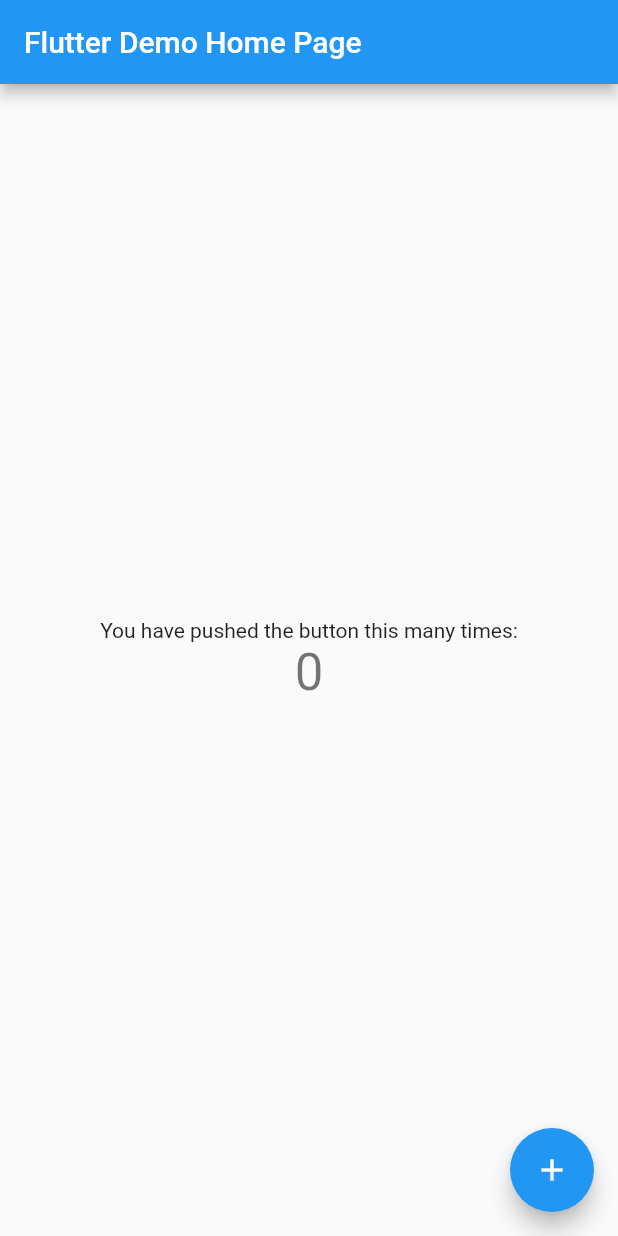
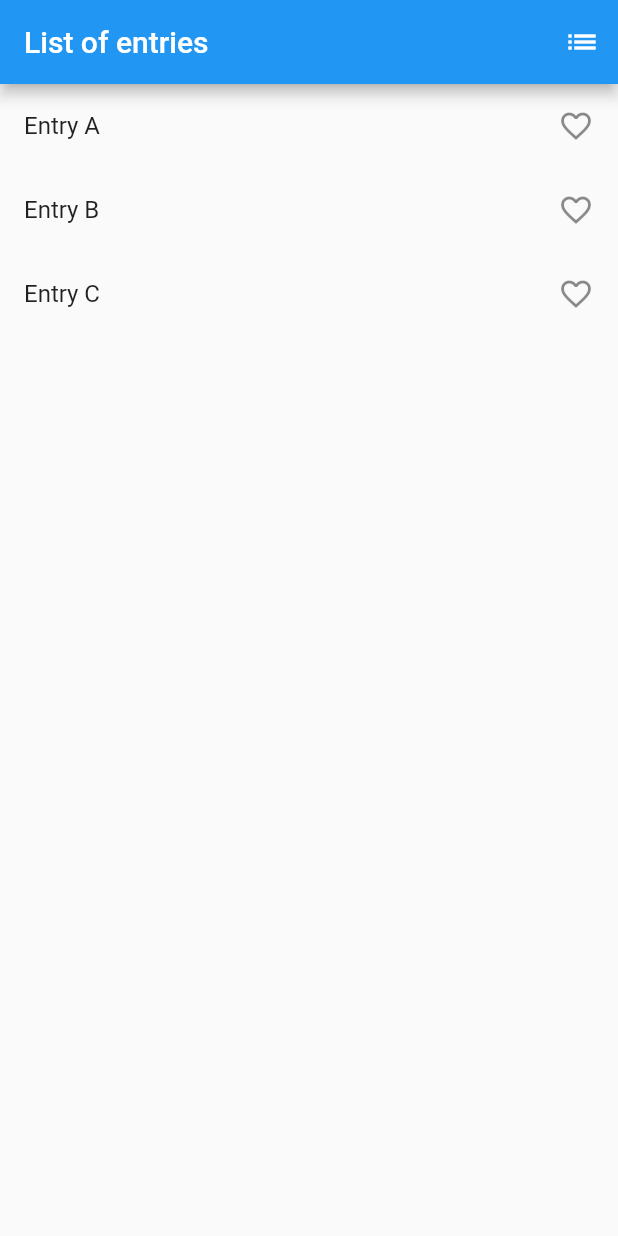
Before and after one commit to Mariam2waleed/Coffee, a Flutter app: the screen it shows after launch, on a phone screen of 412 x 824 dp. Run offline on Flutter 3.47's test engine with Material 2 defaults, Android fonts, the phone set to English and light mode, and no system bars.

Commit message:
coffee 1

```diff
--- /dev/null
+++ b/lib/Home.dart
@@ -0,0 +1,74 @@
+import 'package:flutter/material.dart';
+import 'favourite.dart';
+
+class Home extends StatefulWidget {
+  //const Home({Key? key}) : super(key: key);
+  @override
+  State<Home> createState() => _HomeState();
+}
+
+class _HomeState extends State<Home> {
+  List<String> entries = <String>['A', 'B', 'C'];
+  List saved = <String>[];
+
+  @override
+  Widget build(BuildContext context) {
+    return Scaffold(
+      appBar: AppBar(
+        title: Text('List of entries'),
+        actions: [
+          IconButton(
+              onPressed: () {
+                pushSaved();
+              },
+              icon: Icon(Icons.list)),
+        ],
+      ),
+      //2.build list & Add item to list
+      body: ListView.builder(
+        itemCount: entries.length,
+        itemBuilder: (context, index) => builtFavouriteItem(entries[index]),
+      ),
+    );
+  }
+
+// 1- Build the item
+  Widget builtFavouriteItem(String word) {
+    final alreadySaved = saved.contains(word);
+    return ListTile(
+      title: Text('Entry ${word}'),
+      trailing: Icon(
+        alreadySaved ? Icons.favorite : Icons.favorite_border,
+        color: alreadySaved ? Colors.red : null,
+      ),
+      onTap: () {
+        setState(() {
+          // Remove the entry from the saved list
+          if (alreadySaved) {
+            saved.remove(word);
+          } else {
+            // Add the entry to the saved list
+            saved.add(word);
+          }
+        });
+      },
+    );
+  }
+
+  // Navigate to a page containing the saved entries
+  void pushSaved() {
+    if (saved.isNotEmpty) {
+      var savedList = saved.toList();
+      Navigator.of(context).push(
+        MaterialPageRoute(
+          //return the favourite page
+          builder: (context) => favourite(savedList: savedList),
+        ),
+      );
+    } else {
+      ScaffoldMessenger.of(context).showSnackBar(
+          SnackBar(content: Text("No selected entries"),)
+      );
+    }
+  }
+}
--- a/lib/main.dart
+++ b/lib/main.dart
@@ -1,115 +1,18 @@
 import 'package:flutter/material.dart';
+import 'Home.dart';
 
-void main() {
-  runApp(const MyApp());
+void main()
+{
+  runApp(MyApp());
 }
 
 class MyApp extends StatelessWidget {
-  const MyApp({Key? key}) : super(key: key);
-
-  // This widget is the root of your application.
+  // 1- constructor 2- init state 3- build
   @override
   Widget build(BuildContext context) {
     return MaterialApp(
-      title: 'Flutter Demo',
-      theme: ThemeData(
-        // This is the theme of your application.
-        //
-        // Try running your application with "flutter run". You'll see the
-        // application has a blue toolbar. Then, without quitting the app, try
-        // changing the primarySwatch below to Colors.green and then invoke
-        // "hot reload" (press "r" in the console where you ran "flutter run",
-        // or simply save your changes to "hot reload" in a Flutter IDE).
-        // Notice that the counter didn't reset back to zero; the application
-        // is not restarted.
-        primarySwatch: Colors.blue,
-      ),
-      home: const MyHomePage(title: 'Flutter Demo Home Page'),
+      //debugShowCheckedModeBanner: false,
+      home: Home(),
     );
   }
 }
-
-class MyHomePage extends StatefulWidget {
-  const MyHomePage({Key? key, required this.title}) : super(key: key);
-
-  // This widget is the home page of your application. It is stateful, meaning
-  // that it has a State object (defined below) that contains fields that affect
-  // how it looks.
-
-  // This class is the configuration for the state. It holds the values (in this
-  // case the title) provided by the parent (in this case the App widget) and
-  // used by the build method of the State. Fields in a Widget subclass are
-  // always marked "final".
-
-  final String title;
-
-  @override
-  State<MyHomePage> createState() => _MyHomePageState();
-}
-
-class _MyHomePageState extends State<MyHomePage> {
-  int _counter = 0;
-
-  void _incrementCounter() {
-    setState(() {
-      // This call to setState tells the Flutter framework that something has
-      // changed in this State, which causes it to rerun the build method below
-      // so that the display can reflect the updated values. If we changed
-      // _counter without calling setState(), then the build method would not be
-      // called again, and so nothing would appear to happen.
-      _counter++;
-    });
-  }
-
-  @override
-  Widget build(BuildContext context) {
-    // This method is rerun every time setState is called, for instance as done
-    // by the _incrementCounter method above.
-    //
-    // The Flutter framework has been optimized to make rerunning build methods
-    // fast, so that you can just rebuild anything that needs updating rather
-    // than having to individually change instances of widgets.
-    return Scaffold(
-      appBar: AppBar(
-        // Here we take the value from the MyHomePage object that was created by
-        // the App.build method, and use it to set our appbar title.
-        title: Text(widget.title),
-      ),
-      body: Center(
-        // Center is a layout widget. It takes a single child and positions it
-        // in the middle of the parent.
-        child: Column(
-          // Column is also a layout widget. It takes a list of children and
-          // arranges them vertically. By default, it sizes itself to fit its
-          // children horizontally, and tries to be as tall as its parent.
-          //
-          // Invoke "debug painting" (press "p" in the console, choose the
-          // "Toggle Debug Paint" action from the Flutter Inspector in Android
-          // Studio, or the "Toggle Debug Paint" command in Visual Studio Code)
-          // to see the wireframe for each widget.
-          //
-          // Column has various properties to control how it sizes itself and
-          // how it positions its children. Here we use mainAxisAlignment to
-          // center the children vertically; the main axis here is the vertical
-          // axis because Columns are vertical (the cross axis would be
-          // horizontal).
-          mainAxisAlignment: MainAxisAlignment.center,
-          children: <Widget>[
-            const Text(
-              'You have pushed the button this many times:',
-            ),
-            Text(
-              '$_counter',
-              style: Theme.of(context).textTheme.headline4,
-            ),
-          ],
-        ),
-      ),
-      floatingActionButton: FloatingActionButton(
-        onPressed: _incrementCounter,
-        tooltip: 'Increment',
-        child: const Icon(Icons.add),
-      ), // This trailing comma makes auto-formatting nicer for build methods.
-    );
-  }
-}
```
Also changed, not shown: lib/favourite.dart (added, +23 -0 lines).
